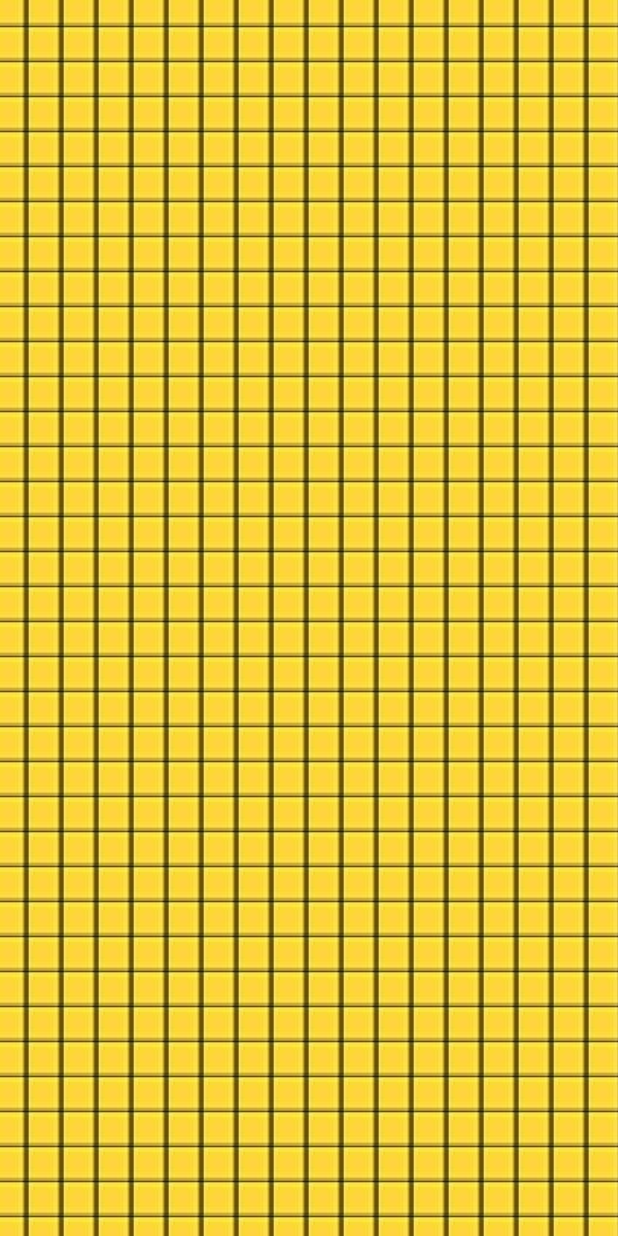
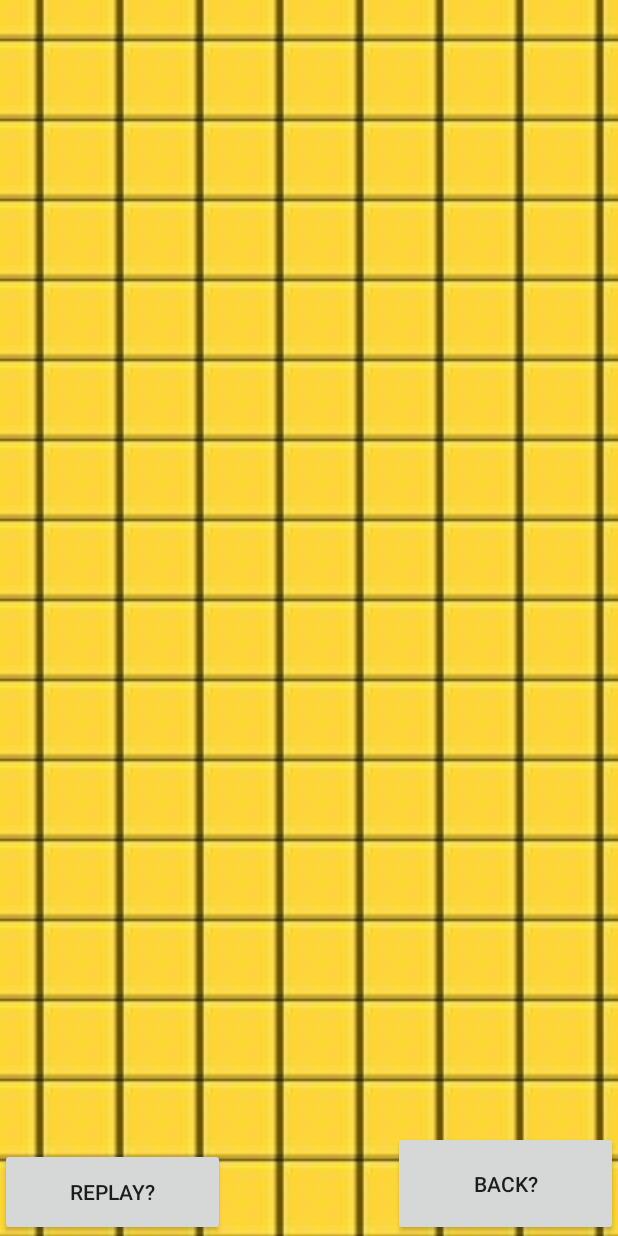
Before and after one commit to jaeyoung0909/CS496_project1, an Android app: the DisplayMessageActivity screen opened directly, with no data from a screen before it, on a phone screen of 412 x 824 dp. Run offline under Robolectric (Android 15) with nearby library versions, the phone set to English and light mode, and no system bars.

```diff
--- a/ThreeTab/app/src/main/java/com/example/user/myapplication/DisplayMessageActivity.java
+++ b/ThreeTab/app/src/main/java/com/example/user/myapplication/DisplayMessageActivity.java
@@ -11,45 +11,99 @@ import android.graphics.BitmapFactory;
 import android.graphics.Canvas;
 import android.graphics.Paint;
 import android.os.Bundle;
+import android.text.Layout;
 import android.util.Log;
+import android.view.Gravity;
+import android.view.LayoutInflater;
 import android.view.MotionEvent;
 import android.view.View;
+import android.widget.Button;
+import android.widget.RelativeLayout;
 import android.widget.Toast;
 import android.widget.TextView;
 
 public class DisplayMessageActivity extends AppCompatActivity {
-
-    @Override
+   /* private Button white;
+    private Button black;
+    private Button replay;*/
+    private int[][] arr2D= new int[19][19];
+    private int[][] arr2D_copy = new int[19][19];
+    private int recenti;
+    private int recentj;
+    private boolean flagStone=true;
     protected void onCreate(Bundle savedInstanceState) {
         super.onCreate(savedInstanceState);
-        //setContentView(R.layout.activity_display_message);
         setContentView(new OmokView(this));
+        LayoutInflater inflater = getLayoutInflater();
+        addContentView(LayoutInflater.from(this).inflate(R.layout.omok,null), new RelativeLayout.LayoutParams(RelativeLayout.LayoutParams.WRAP_CONTENT, RelativeLayout.LayoutParams.WRAP_CONTENT));
+  /*      replay = (Button)findViewById(R.id.replay);
+        white = (Button) findViewById(R.id.ripple1);
+        black = (Button)findViewById(R.id.ripple2);*/
     }
+    public void replaybutton(View view){
+        for(int i=0;i<17;i++){
+            for(int j=0;j<17;j++){
+                arr2D[i+1][j+1]=0;
+            }
+        }
+    }
+
+    public void whitebutton(View view){
+        int flag =0;
+        for(int z=0;z<17;z++){
+            for(int x=0;x<17;x++){
+                if(arr2D[z][x]!=0 && arr2D_copy[z][x]==0){
+                   arr2D[z][x] = 0;
+                   flagStone = !flagStone;
+                   flag = 1;
+                }
+                else{
+                }
+            }
+        }
+        if(flag==0) {
+            Toast toast = Toast.makeText(this, "안됩니다.", Toast.LENGTH_LONG);
+            toast.setGravity(Gravity.CENTER_HORIZONTAL|Gravity.CENTER_VERTICAL,0,0);
+            toast.show();
+        }
+
+    }
+
+
     class OmokView extends View{
         Context context;
-        int[][] arr2D = new int[101][101];
+
         Bitmap bitmapEmpty = BitmapFactory.decodeResource(getResources(), R.drawable.panelempty);
-        Bitmap bitmapEmpty1 = Bitmap.createScaledBitmap(bitmapEmpty,400,400,true);
+        Bitmap bitmapEmpty1 = Bitmap.createScaledBitmap(bitmapEmpty,80,80,true);
         Bitmap bitmapWhite = BitmapFactory.decodeResource(getResources(), R.drawable.stonewhite);
-        Bitmap bitmapWhite1 = Bitmap.createScaledBitmap(bitmapWhite,40,40,true);
+        Bitmap bitmapWhite1 = Bitmap.createScaledBitmap(bitmapWhite,80,80,true);
         Bitmap bitmapBlack = BitmapFactory.decodeResource(getResources(), R.drawable.stoneblack);
-        Bitmap bitmapBlack1 = Bitmap.createScaledBitmap(bitmapBlack,40,40,true);
-        boolean flagStone = true;
+        Bitmap bitmapBlack1 = Bitmap.createScaledBitmap(bitmapBlack,80,80,true);
+//        boolean
+
+
         @Override
         public boolean onTouchEvent(MotionEvent event) {
             int x = (int) event.getX();
             int y = (int) event.getY();
-
+//      System.out.println("x:"+x);
+//      System.out.println("y:"+y);
             int i = 999;
             int j = 999;
             for(int k=0; k<=99 ; k++){
-                if(35*k<x&&x<=35*(k+1)){
+                if(80*k<x&&x<=80*(k+1)){
                     j=k;
                 }
-                if(35*k<y&&y<=35*(k+1)){
+                if(80*k<y&&y<=80*(k+1)){
                     i=k;
                 }
             }
+            for(int z=0;z<17;z++){
+                for(int l=0;l<17;l++){
+                    arr2D_copy[z][l] = arr2D[z][l];
+                }
+            }
+
             if(!(i==999||j==999)&&arr2D[i+1][j+1]==0){
                 if(flagStone){
                     arr2D[i+1][j+1]=1;
@@ -58,6 +112,7 @@ public class DisplayMessageActivity extends AppCompatActivity {
                 }
                 if(isGameOver(i+1,j+1)){
                     Toast toast = Toast.makeText(context, "수고하셨습니다.", Toast.LENGTH_LONG);
+                    toast.setGravity(Gravity.CENTER_HORIZONTAL|Gravity.CENTER_VERTICAL,0,0);
                     toast.show();
                 }
                 invalidate();
@@ -68,12 +123,17 @@ public class DisplayMessageActivity extends AppCompatActivity {
         }
         @Override
         protected void onDraw(Canvas canvas) {
-            for(int i=0;i<99;i++){
-                for(int j=0;j<99;j++){
-                    if(arr2D[i+1][j+1]==0){ canvas.drawBitmap(bitmapEmpty, j*35, i*35, new Paint());}
-                    if(arr2D[i+1][j+1]==1){ canvas.drawBitmap(bitmapWhite1, j*35, i*35, new Paint());}
-                    if(arr2D[i+1][j+1]==2){ canvas.drawBitmap(bitmapBlack1, j*35, i*35, new Paint());}
-
+            for(int i=0;i<17;i++){
+                for(int j=0;j<17;j++){
+                    if(arr2D[i+1][j+1]==0){
+                        canvas.drawBitmap(bitmapEmpty1, j*80, i*80, new Paint());
+                    }
+                    if(arr2D[i+1][j+1]==1){
+                        canvas.drawBitmap(bitmapWhite1, j*80, i*80, new Paint());
+                    }
+                    if(arr2D[i+1][j+1]==2){
+                        canvas.drawBitmap(bitmapBlack1, j*80, i*80, new Paint());
+                    }
                 }
             }
             super.onDraw(canvas);
--- /dev/null
+++ b/ThreeTab/app/src/main/res/layout/omok.xml
@@ -0,0 +1,35 @@
+<?xml version="1.0" encoding="utf-8"?>
+<RelativeLayout xmlns:android="http://schemas.android.com/apk/res/android"
+    xmlns:app="http://schemas.android.com/apk/res-auto"
+    xmlns:tools="http://schemas.android.com/tools"
+    android:layout_width="match_parent"
+    android:layout_height="match_parent">
+
+    <Button
+        android:id="@+id/replay"
+        android:layout_width="150dp"
+        android:layout_height="70dp"
+        android:layout_alignBaseline="@+id/ripple2"
+        android:layout_alignBottom="@+id/ripple2"
+        android:layout_alignParentLeft="true"
+        android:layout_alignParentStart="true"
+        android:layout_gravity="left|bottom|center_vertical"
+        android:onClick="replaybutton"
+        android:text="Replay?"
+        app:layout_constraintEnd_toStartOf="@+id/ripple2"
+        tools:layout_editor_absoluteY="431dp" />
+
+    <Button
+        android:id="@+id/ripple2"
+        android:layout_width="150dp"
+        android:layout_height="70dp"
+        android:layout_alignParentBottom="true"
+        android:layout_alignParentEnd="true"
+        android:layout_alignParentRight="true"
+        android:layout_gravity="right|bottom|center_vertical"
+        android:onClick="whitebutton"
+        android:text="BACK?"
+        tools:layout_editor_absoluteX="218dp"
+        tools:layout_editor_absoluteY="431dp" />
+
+</RelativeLayout>
```
Also changed, not shown: ThreeTab/app/src/main/java/com/example/user/myapplication/PhoneNumber.java (+4 -3 lines).
